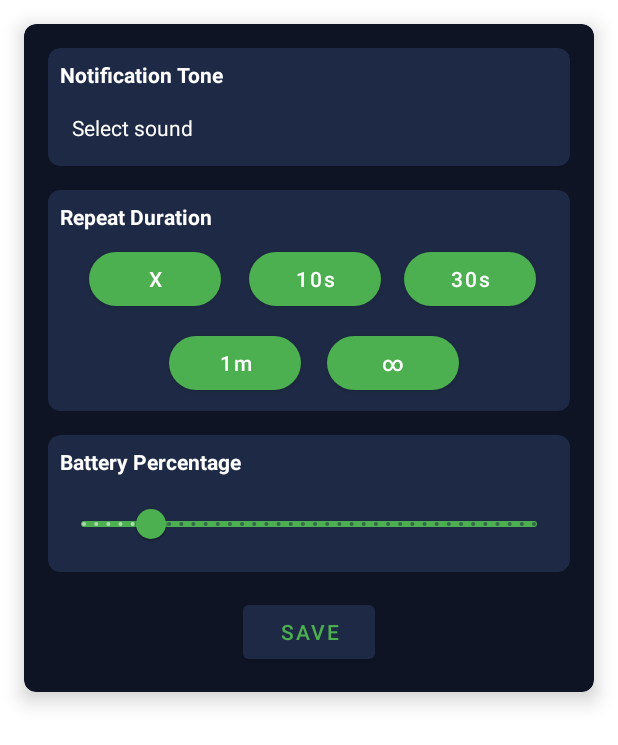
After one commit to MikelCalvo/Android-Battery-Alarm, an Android app: the layout dialog_battery_alarm_settings.xml on its own in the app's theme, with its tools: preview values and no code run, on a phone screen of 412 x 824 dp. The commit adds this screen. Shown: the top 745 px of the screen. Run offline under Robolectric (Android 15) with nearby library versions, the phone set to English and light mode, and no system bars.

Commit message:
Created the alarm settings dialog

```diff
--- a/app/src/main/java/com/mikelcalvo/batteryalarm/view/BatteryAlarmAdapter.kt
+++ b/app/src/main/java/com/mikelcalvo/batteryalarm/view/BatteryAlarmAdapter.kt
@@ -1,8 +1,13 @@
 package com.mikelcalvo.batteryalarm.view
 
+import android.app.Dialog
+import android.content.Context
+import android.graphics.Color
+import android.graphics.drawable.ColorDrawable
 import android.view.LayoutInflater
 import android.view.View
 import android.view.ViewGroup
+import android.view.Window
 import android.widget.ImageView
 import android.widget.Switch
 import android.widget.TextView
@@ -44,5 +49,23 @@ class BatteryAlarmAdapter(private val alarms: List<BatteryAlarmSettings>) :
         }
         holder.switchAlarm.setOnCheckedChangeListener { _, isChecked ->
         }
+
+        holder.view.setOnClickListener {
+            showSettingsDialog(it.context, alarm)
+        }
+    }
+
+    private fun showSettingsDialog(context: Context, alarm: BatteryAlarmSettings) {
+        val dialog = Dialog(context)
+        dialog.requestWindowFeature(Window.FEATURE_NO_TITLE)
+        dialog.setContentView(R.layout.dialog_battery_alarm_settings)
+
+        dialog.window?.setBackgroundDrawable(ColorDrawable(Color.TRANSPARENT))
+        dialog.window?.setLayout(
+            ViewGroup.LayoutParams.MATCH_PARENT, ViewGroup.LayoutParams.WRAP_CONTENT
+        )
+        dialog.window?.setDimAmount(0.7f)
+        dialog.setCanceledOnTouchOutside(true)
+        dialog.show()
     }
 }
--- a/app/src/main/res/layout/activity_main.xml
+++ b/app/src/main/res/layout/activity_main.xml
@@ -14,7 +14,7 @@
         android:text="@string/title"
         android:textColor="@color/textColorLight"
         android:textSize="42sp"
-        android:layout_marginTop="24dp"
+        android:layout_marginTop="32dp"
         android:layout_marginStart="16dp"
         android:layout_marginEnd="16dp"
         android:textAlignment="center"
@@ -30,14 +30,33 @@
     <androidx.recyclerview.widget.RecyclerView
         android:id="@+id/rvBatteryAlarms"
         android:layout_width="0dp"
-        android:layout_height="0dp"
+        android:layout_height="wrap_content"
+        android:layout_marginTop="24dp"
         android:padding="16dp"
-        android:layout_marginTop="16dp"
         app:autoSizeTextType="uniform"
+        app:layout_constraintBottom_toBottomOf="parent"
         app:layout_constraintEnd_toEndOf="parent"
         app:layout_constraintStart_toStartOf="parent"
         app:layout_constraintTop_toBottomOf="@+id/titleTextView"
-        app:layout_constraintBottom_toBottomOf="parent"
+        app:layout_constraintVertical_bias="0.15"
+        tools:itemCount="2"
         tools:listitem="@layout/item_battery_alarm" />
 
+    <androidx.appcompat.widget.AppCompatTextView
+        android:id="@+id/guideTextView"
+        android:layout_width="wrap_content"
+        android:layout_height="wrap_content"
+        android:layout_marginStart="16dp"
+        android:layout_marginEnd="16dp"
+        android:text="@string/guide"
+        android:textAlignment="center"
+        android:textColor="@color/textColorLight"
+        android:textSize="12sp"
+        app:autoSizeMaxTextSize="24sp"
+        app:autoSizeMinTextSize="6sp"
+        app:autoSizeStepGranularity="2sp"
+        app:autoSizeTextType="uniform"
+        app:layout_constraintEnd_toEndOf="parent"
+        app:layout_constraintTop_toBottomOf="@+id/rvBatteryAlarms" />
+
 </androidx.constraintlayout.widget.ConstraintLayout>
--- /dev/null
+++ b/app/src/main/res/layout/dialog_battery_alarm_settings.xml
@@ -0,0 +1,208 @@
+<com.google.android.material.card.MaterialCardView xmlns:android="http://schemas.android.com/apk/res/android"
+    xmlns:app="http://schemas.android.com/apk/res-auto"
+    android:layout_width="match_parent"
+    android:layout_height="wrap_content"
+    app:cardBackgroundColor="@color/colorBackground"
+    app:cardCornerRadius="8dp"
+    app:cardElevation="8dp"
+    android:layout_margin="16dp">
+
+    <ScrollView
+        android:layout_width="match_parent"
+        android:layout_height="wrap_content">
+
+        <androidx.constraintlayout.widget.ConstraintLayout
+            android:layout_width="match_parent"
+            android:layout_height="wrap_content"
+            android:padding="16dp">
+
+            <com.google.android.material.card.MaterialCardView
+                android:id="@+id/notificationSettingsCard"
+                android:layout_width="match_parent"
+                android:layout_height="wrap_content"
+                app:cardBackgroundColor="@color/colorPrimary"
+                app:cardCornerRadius="8dp"
+                app:cardElevation="0dp"
+                app:layout_constraintTop_toTopOf="parent">
+
+                <androidx.constraintlayout.widget.ConstraintLayout
+                    android:layout_width="match_parent"
+                    android:layout_height="wrap_content"
+                    android:padding="8dp">
+
+                    <TextView
+                        android:id="@+id/notificationSoundLabel"
+                        android:layout_width="wrap_content"
+                        android:layout_height="wrap_content"
+                        android:text="@string/notification_tone"
+                        android:textColor="@color/textColorLight"
+                        android:textStyle="bold"
+                        app:layout_constraintTop_toTopOf="parent"
+                        app:layout_constraintStart_toStartOf="parent" />
+
+                    <TextView
+                        android:id="@+id/notificationSound"
+                        android:layout_width="0dp"
+                        android:layout_height="wrap_content"
+                        android:textColor="@color/textColorLight"
+                        android:text="@string/select_sound"
+                        app:layout_constraintTop_toBottomOf="@+id/notificationSoundLabel"
+                        app:layout_constraintStart_toStartOf="parent"
+                        app:layout_constraintEnd_toEndOf="parent"
+                        android:layout_marginTop="8dp"
+                        android:padding="8dp"
+                        android:background="?selectableItemBackground" />
+                </androidx.constraintlayout.widget.ConstraintLayout>
+            </com.google.android.material.card.MaterialCardView>
+
+            <com.google.android.material.card.MaterialCardView
+                android:id="@+id/repeatSettingsCard"
+                android:layout_width="match_parent"
+                android:layout_height="wrap_content"
+                app:cardBackgroundColor="@color/colorPrimary"
+                app:cardCornerRadius="8dp"
+                app:cardElevation="0dp"
+                app:layout_constraintTop_toBottomOf="@+id/notificationSettingsCard"
+                android:layout_marginTop="16dp">
+
+                <androidx.constraintlayout.widget.ConstraintLayout
+                    android:layout_width="match_parent"
+                    android:layout_height="wrap_content"
+                    android:padding="8dp">
+
+                    <TextView
+                        android:id="@+id/repeatDurationLabel"
+                        android:layout_width="wrap_content"
+                        android:layout_height="wrap_content"
+                        android:text="@string/repeat_duration"
+                        android:textColor="@color/textColorLight"
+                        android:textStyle="bold"
+                        app:layout_constraintTop_toTopOf="parent"
+                        app:layout_constraintStart_toStartOf="parent" />
+
+                    <com.google.android.material.button.MaterialButton
+                        android:id="@+id/cancelRepeat"
+                        android:layout_width="wrap_content"
+                        android:layout_height="wrap_content"
+                        android:layout_marginTop="8dp"
+                        android:text="@string/no_repeat"
+                        android:textColor="@color/textColorLight"
+                        app:backgroundTint="@color/colorSecondary"
+                        android:inputType="text"
+                        app:cornerRadius="32dp"
+                        app:layout_constraintEnd_toStartOf="@+id/repeat10s"
+                        app:layout_constraintStart_toStartOf="parent"
+                        app:layout_constraintTop_toBottomOf="@+id/repeatDurationLabel" />
+
+                    <com.google.android.material.button.MaterialButton
+                        android:id="@+id/repeat10s"
+                        android:layout_width="wrap_content"
+                        android:layout_height="wrap_content"
+                        android:layout_marginStart="8dp"
+                        android:text="@string/repeat_10s"
+                        android:textColor="@color/textColorLight"
+                        app:backgroundTint="@color/colorSecondary"
+                        android:inputType="text"
+                        app:cornerRadius="32dp"
+                        app:layout_constraintEnd_toEndOf="parent"
+                        app:layout_constraintStart_toStartOf="parent"
+                        app:layout_constraintTop_toTopOf="@+id/cancelRepeat" />
+
+                    <com.google.android.material.button.MaterialButton
+                        android:id="@+id/repeat30s"
+                        android:layout_width="wrap_content"
+                        android:layout_height="wrap_content"
+                        android:text="@string/repeat_30s"
+                        android:textColor="@color/textColorLight"
+                        app:backgroundTint="@color/colorSecondary"
+                        android:inputType="text"
+                        app:cornerRadius="32dp"
+                        app:layout_constraintEnd_toEndOf="parent"
+                        app:layout_constraintStart_toEndOf="@+id/repeat10s"
+                        app:layout_constraintTop_toTopOf="@+id/cancelRepeat" />
+
+                    <com.google.android.material.button.MaterialButton
+                        android:id="@+id/repeat1m"
+                        android:layout_width="wrap_content"
+                        android:layout_height="wrap_content"
+                        android:layout_marginTop="8dp"
+                        android:text="@string/repeat_1m"
+                        android:textColor="@color/textColorLight"
+                        app:backgroundTint="@color/colorSecondary"
+                        android:inputType="text"
+                        app:cornerRadius="32dp"
+                        app:layout_constraintEnd_toStartOf="@+id/repeat10s"
+                        app:layout_constraintStart_toEndOf="@+id/cancelRepeat"
+                        app:layout_constraintTop_toBottomOf="@+id/cancelRepeat" />
+
+                    <com.google.android.material.button.MaterialButton
+                        android:id="@+id/repeatInfinite"
+                        android:layout_width="wrap_content"
+                        android:layout_height="wrap_content"
+                        android:text="@string/repeat_infinite"
+                        android:textColor="@color/textColorLight"
+                        android:inputType="text"
+                        app:backgroundTint="@color/colorSecondary"
+                        app:cornerRadius="32dp"
+                        app:layout_constraintEnd_toStartOf="@+id/repeat30s"
+                        app:layout_constraintStart_toEndOf="@+id/repeat10s"
+                        app:layout_constraintTop_toTopOf="@+id/repeat1m" />
+
+                </androidx.constraintlayout.widget.ConstraintLayout>
+            </com.google.android.material.card.MaterialCardView>
+            <com.google.android.material.card.MaterialCardView
+                android:id="@+id/lowBatterySettingsCard"
+                android:layout_width="match_parent"
+                android:layout_height="wrap_content"
+                app:cardBackgroundColor="@color/colorPrimary"
+                app:cardCornerRadius="8dp"
+                app:cardElevation="0dp"
+                app:layout_constraintTop_toBottomOf="@+id/repeatSettingsCard"
+                android:layout_marginTop="16dp">
+
+                <androidx.constraintlayout.widget.ConstraintLayout
+                    android:layout_width="match_parent"
+                    android:layout_height="wrap_content"
+                    android:padding="8dp">
+
+                    <TextView
+                        android:id="@+id/lowBatteryLabel"
+                        android:layout_width="wrap_content"
+                        android:layout_height="wrap_content"
+                        android:text="@string/battery_percentage"
+                        android:textColor="@color/textColorLight"
+                        android:textStyle="bold"
+                        app:layout_constraintTop_toTopOf="parent"
+                        app:layout_constraintStart_toStartOf="parent" />
+
+                    <com.google.android.material.slider.Slider
+                        android:id="@+id/lowBatteryPercentage"
+                        android:layout_width="0dp"
+                        android:layout_height="wrap_content"
+                        android:value="15"
+                        android:valueFrom="0"
+                        android:valueTo="100"
+                        android:stepSize="1"
+                        app:thumbColor="@color/colorSecondary"
+                        app:trackColor="@color/colorSecondary"
+                        app:layout_constraintStart_toStartOf="parent"
+                        app:layout_constraintEnd_toEndOf="parent"
+                        app:layout_constraintTop_toBottomOf="@+id/lowBatteryLabel"
+                        android:layout_marginTop="8dp" />
+
+                </androidx.constraintlayout.widget.ConstraintLayout>
+            </com.google.android.material.card.MaterialCardView>
+
+            <Button
+                android:id="@+id/saveButton"
+                android:layout_width="wrap_content"
+                android:layout_height="wrap_content"
+                android:text="@string/save"
+                android:textColor="@color/colorSecondary"
+                app:layout_constraintEnd_toEndOf="parent"
+                app:layout_constraintStart_toStartOf="parent"
+                app:layout_constraintTop_toBottomOf="@+id/lowBatterySettingsCard"
+                android:layout_marginTop="16dp" />
+        </androidx.constraintlayout.widget.ConstraintLayout>
+    </ScrollView>
+</com.google.android.material.card.MaterialCardView>
--- a/app/src/main/res/layout/item_battery_alarm.xml
+++ b/app/src/main/res/layout/item_battery_alarm.xml
@@ -21,7 +21,8 @@
         app:layout_constraintStart_toStartOf="parent"
         app:layout_constraintTop_toTopOf="parent"
         app:layout_constraintBottom_toBottomOf="parent"
-        android:src="@drawable/ic_battery_full" />
+        android:src="@drawable/ic_battery_full"
+        app:tint="@color/colorSecondary"/>
 
         <TextView
             android:id="@+id/tvBatteryTitle"
@@ -30,7 +31,6 @@
             android:text="@string/battery_full"
             android:textColor="@color/textColorLight"
             android:textSize="24sp"
-            android:textStyle="bold"
             app:layout_constraintBottom_toBottomOf="parent"
             app:layout_constraintEnd_toStartOf="@+id/switchAlarm"
             app:layout_constraintStart_toEndOf="@+id/ivBatteryIcon"
--- a/app/src/main/res/values/strings.xml
+++ b/app/src/main/res/values/strings.xml
@@ -1,11 +1,19 @@
 <resources>
     <string name="app_name">Battery Alarm</string>
     <string name="title">Choose the alarm type you want</string>
+    <string name="guide">* Click on any of the alarms to edit the settings</string>
     <string name="battery_full">Battery Full</string>
     <string name="battery_low">Battery Low</string>
     <string name="notification_tone">Notification Tone</string>
-    <string name="repeat">Repeat</string>
-    <string name="repeat_interval">Repeat Interval</string>
+    <string name="select_sound">Select sound</string>
+    <string name="repeat_duration">Repeat Duration</string>
     <string name="battery_percentage">Battery Percentage</string>
     <string name="activate">Activate</string>
+    <string name="save">Save</string>
+
+    <string name="no_repeat">X</string>
+    <string name="repeat_10s">10s</string>
+    <string name="repeat_30s">30s</string>
+    <string name="repeat_1m">1m</string>
+    <string name="repeat_infinite">∞</string>
 </resources>
```
Also changed, not shown: 1 other file.
